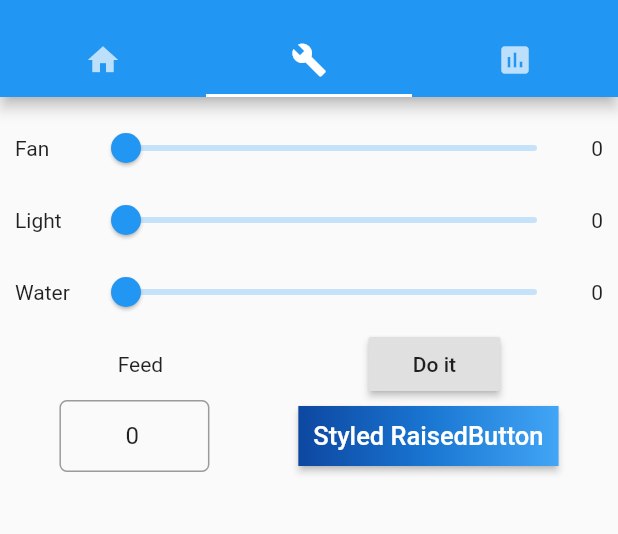
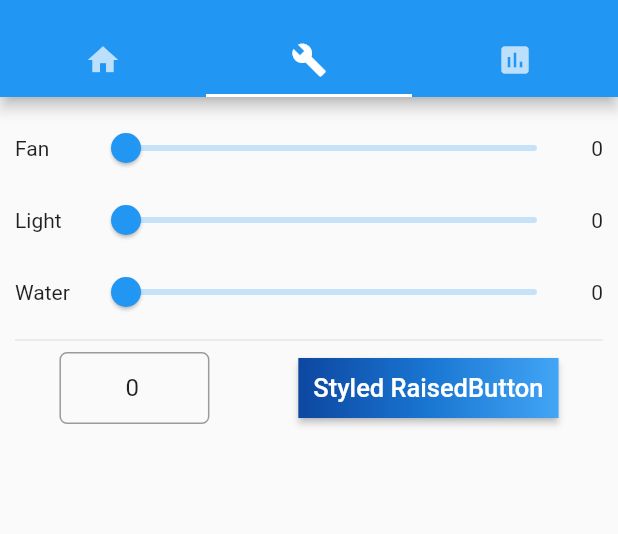
Before and after one commit to piyo-oyap/mcrays-app, a Flutter app: the screen it shows after launch, tab 2 chosen, on a phone screen of 412 x 824 dp, the part 59-593 px from its top. Run offline on Flutter 3.47's test engine with Material 2 defaults, Android fonts, the phone set to English and light mode, and no system bars; network calls fail.

Commit message:
Remove unused row

```diff
--- a/lib/tabviews/control.dart
+++ b/lib/tabviews/control.dart
@@ -12,16 +12,7 @@ class Control extends StatelessWidget {
         padding: EdgeInsets.all(10.0),
         children: <Widget>[
           ControlSliders(),
-          Row(
-            children: <Widget>[
-              const Text("Feed"),
-              RaisedButton(
-                onPressed: manualFeed(context),
-                child: Text("Do it"),
-              ),
-            ],
-            mainAxisAlignment: MainAxisAlignment.spaceAround,
-          ),
+          Divider(),
           NumberInput(),
         ],
       ),
```
